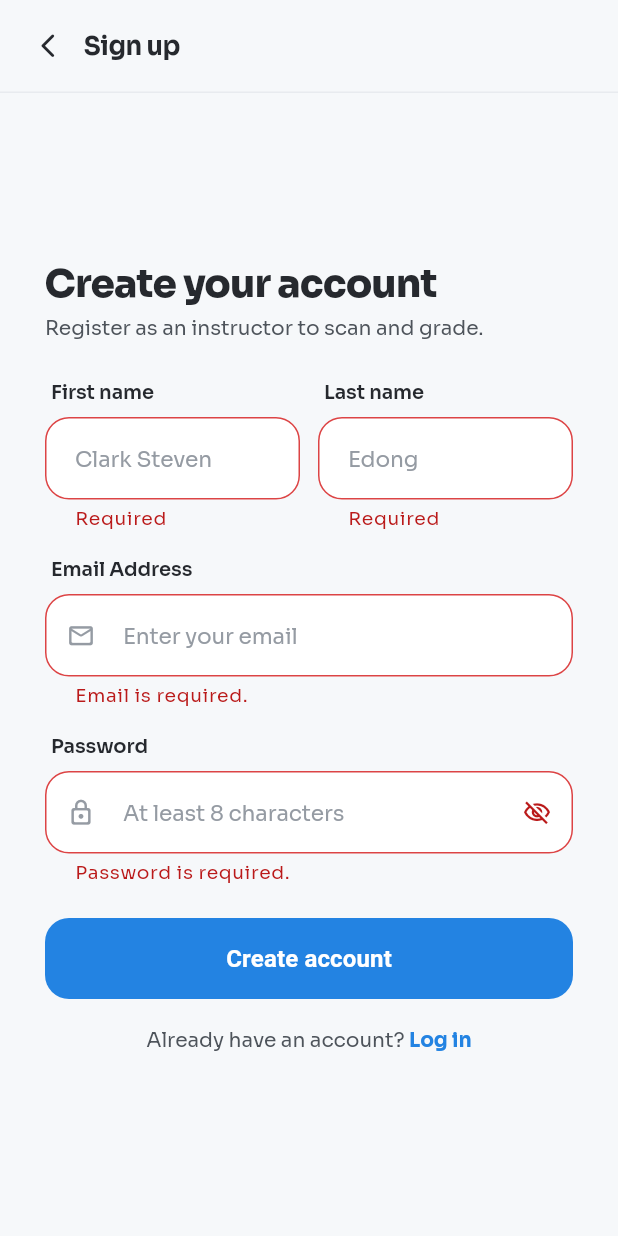
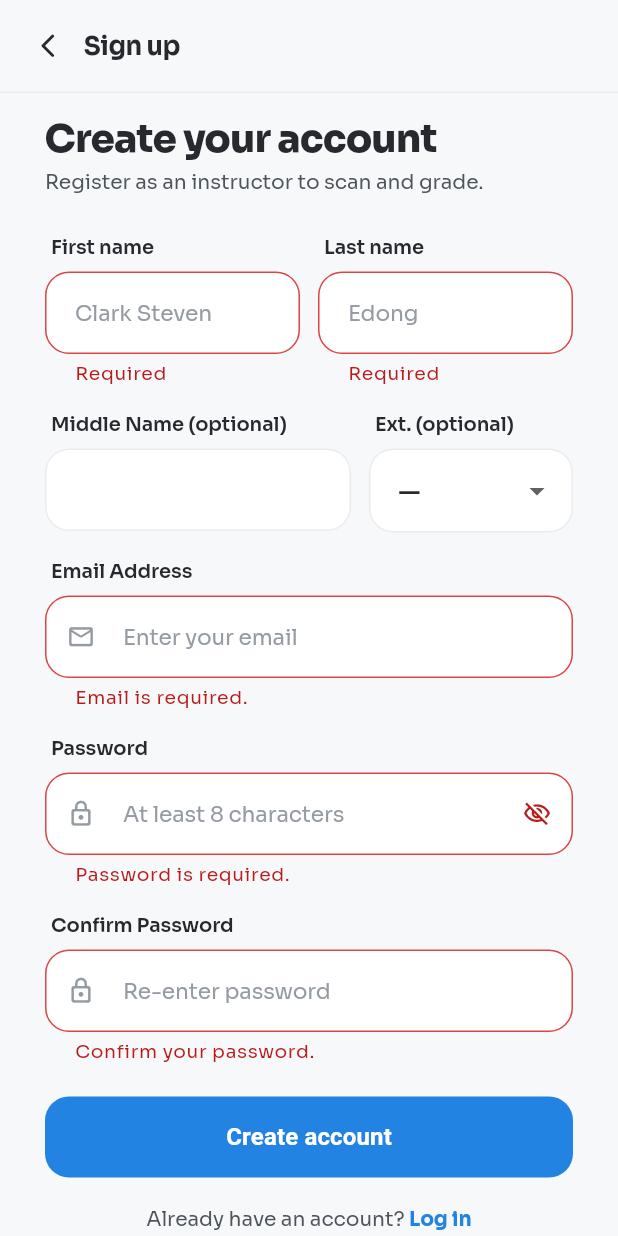
Before and after one commit to debugged-me/nexam, a Flutter app: the RegisterScreen screen opened directly with empty values, after a tap on "Create account", on a phone screen of 412 x 824 dp. Run offline on Flutter 3.47's test engine with Material 3 defaults, Android fonts, the phone set to English and light mode, and no system bars; our stand-ins replace camera, flutter_secure_storage, image_picker, shared_preferences; missing offline and left inert: mobile_scanner; accounts and stored records are empty.

Commit message:
Update register_screen.dart

```diff
--- a/mobile/lib/features/auth/presentation/register_screen.dart
+++ b/mobile/lib/features/auth/presentation/register_screen.dart
@@ -18,13 +18,19 @@
 }
 
 class _RegisterScreenState extends State<RegisterScreen> {
+  /// Matches the web register form's extension options.
+  static const _nameExtensions = ['', 'Jr.', 'Sr.', 'II', 'III', 'IV'];
+
   final _formKey = GlobalKey<FormState>();
   final _firstController = TextEditingController();
   final _lastController = TextEditingController();
+  final _middleController = TextEditingController();
   final _emailController = TextEditingController();
   final _passwordController = TextEditingController();
+  final _confirmController = TextEditingController();
   final _api = AuthApi();
 
+  String _nameExt = '';
   bool _busy = false;
   bool _obscure = true;
   String? _error;
@@ -33,8 +39,10 @@
   void dispose() {
     _firstController.dispose();
     _lastController.dispose();
+    _middleController.dispose();
     _emailController.dispose();
     _passwordController.dispose();
+    _confirmController.dispose();
     super.dispose();
   }
 
@@ -50,6 +58,8 @@
         lastName: _lastController.text,
         email: _emailController.text,
         password: _passwordController.text,
+        middleName: _middleController.text,
+        nameExt: _nameExt,
       );
       if (!mounted) return;
       final verified = await Navigator.of(context).push<bool>(
@@ -189,6 +199,56 @@
                       ],
                     ),
                     const SizedBox(height: 16),
+                    Row(
+                      crossAxisAlignment: CrossAxisAlignment.start,
+                      children: [
+                        Expanded(
+                          flex: 3,
+                          child: Column(
+                            crossAxisAlignment:
+                                CrossAxisAlignment.start,
+                            children: [
+                              _label('Middle Name (optional)'),
+                              TextFormField(
+                                controller: _middleController,
+                                textInputAction: TextInputAction.next,
+                                autofillHints: const [
+                                  AutofillHints.middleName
+                                ],
+                                decoration: _pillDecoration(),
+                              ),
+                            ],
+                          ),
+                        ),
+                        const SizedBox(width: 12),
+                        Expanded(
+                          flex: 2,
+                          child: Column(
+                            crossAxisAlignment:
+                                CrossAxisAlignment.start,
+                            children: [
+                              _label('Ext. (optional)'),
+                              DropdownButtonFormField<String>(
+                                initialValue: _nameExt,
+                                items: _nameExtensions
+                                    .map(
+                                      (e) => DropdownMenuItem(
+                                        value: e,
+                                        child: Text(
+                                            e.isEmpty ? '—' : e),
+                                      ),
+                                    )
+                                    .toList(),
+                                onChanged: (v) => setState(
+                                    () => _nameExt = v ?? ''),
+                                decoration: _pillDecoration(),
+                              ),
+                            ],
+                          ),
+                        ),
+                      ],
+                    ),
+                    const SizedBox(height: 16),
                     _label('Email Address'),
                     TextFormField(
                       controller: _emailController,
@@ -213,8 +273,7 @@
                     TextFormField(
                       controller: _passwordController,
                       obscureText: _obscure,
-                      textInputAction: TextInputAction.done,
-                      onFieldSubmitted: (_) => _submit(),
+                      textInputAction: TextInputAction.next,
                       autofillHints: const [AutofillHints.newPassword],
                       validator: (v) {
                         final value = v ?? '';
@@ -238,6 +297,28 @@
                             size: 19,
                           ),
                         ),
+                      ),
+                    ),
+                    const SizedBox(height: 16),
+                    _label('Confirm Password'),
+                    TextFormField(
+                      controller: _confirmController,
+                      obscureText: _obscure,
+                      textInputAction: TextInputAction.done,
+                      onFieldSubmitted: (_) => _submit(),
+                      autofillHints: const [AutofillHints.newPassword],
+                      validator: (v) {
+                        if (v == null || v.isEmpty) {
+                          return 'Confirm your password.';
+                        }
+                        if (v != _passwordController.text) {
+                          return 'Passwords do not match.';
+                        }
+                        return null;
+                      },
+                      decoration: _pillDecoration(
+                        hint: 'Re-enter password',
+                        icon: Icons.lock_outline_rounded,
                       ),
                     ),
                     if (_error != null) ...[
```
